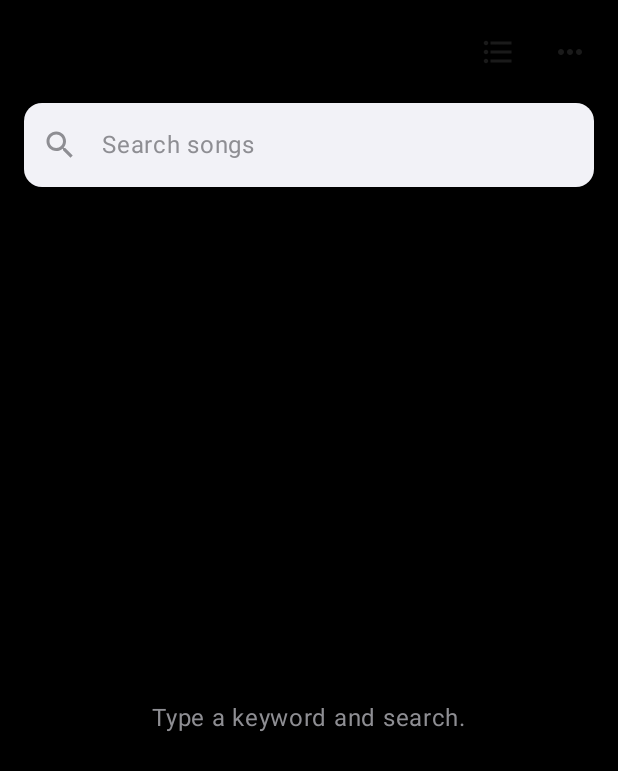
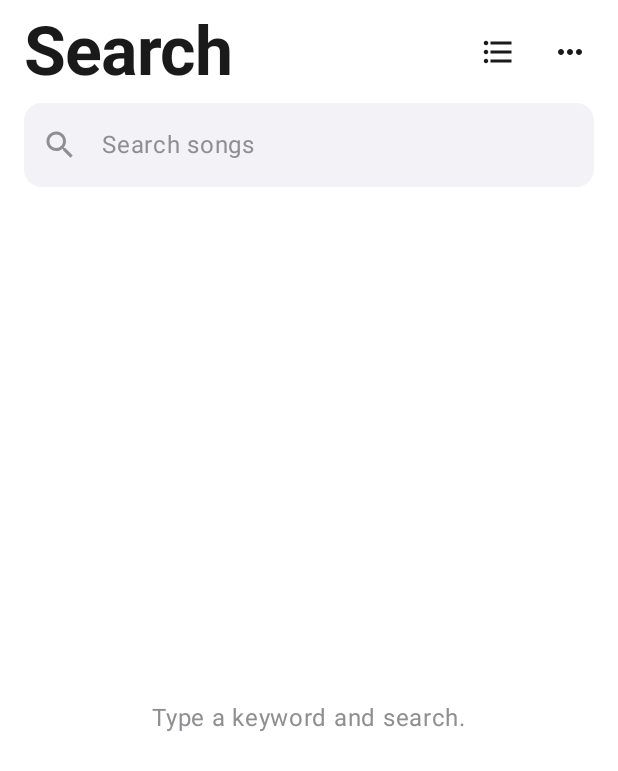
Before and after one commit to SiyuAn166/musique, an Android app built with Jetpack Compose: the screen it shows after launch (MainActivity), on a phone screen of 412 x 824 dp. Shown: the top 771 px of the screen. Run offline under Robolectric (Android 15) with nearby library versions, the phone set to English and light mode, and no system bars; pictures from the network do not load.

Commit message:
Force light theme (white window background, Surface, light system bars) and move debug log into the settings menu

```diff
--- a/app/src/main/java/com/siyu/musique/MainActivity.kt
+++ b/app/src/main/java/com/siyu/musique/MainActivity.kt
@@ -1,7 +1,9 @@
 package com.siyu.musique
 
+import android.graphics.Color
 import android.os.Bundle
 import androidx.activity.ComponentActivity
+import androidx.activity.SystemBarStyle
 import androidx.activity.compose.setContent
 import androidx.activity.enableEdgeToEdge
 import com.siyu.musique.core.logging.MusiqueLog
@@ -22,7 +24,12 @@ import com.siyu.musique.ui.MusiqueApp
 class MainActivity : ComponentActivity() {
     override fun onCreate(savedInstanceState: Bundle?) {
         super.onCreate(savedInstanceState)
-        enableEdgeToEdge()
+        // The app is forced light, so the system bars always use dark
+        // icons, even on phones set to dark mode.
+        enableEdgeToEdge(
+            statusBarStyle = SystemBarStyle.light(Color.TRANSPARENT, Color.TRANSPARENT),
+            navigationBarStyle = SystemBarStyle.light(Color.TRANSPARENT, Color.TRANSPARENT),
+        )
         AndroidLogSink.install()
         MusiqueLog.i("App", "Musique started")
         val repository = BiliDependencies.createSearchRepository(applicationContext)
--- a/app/src/main/java/com/siyu/musique/ui/MusiqueApp.kt
+++ b/app/src/main/java/com/siyu/musique/ui/MusiqueApp.kt
@@ -1,5 +1,8 @@
 package com.siyu.musique.ui
 
+import androidx.compose.foundation.layout.fillMaxSize
+import androidx.compose.material3.MaterialTheme
+import androidx.compose.material3.Surface
 import androidx.compose.runtime.Composable
 import androidx.compose.ui.Modifier
 import androidx.lifecycle.viewmodel.compose.viewModel
@@ -45,11 +48,17 @@ fun MusiqueApp(
     )
 
     MusiqueTheme {
-        NavHost(
-            navController = navController,
-            startDestination = "search",
-            modifier = modifier,
+        // The Surface paints the white background: without it the
+        // screens are transparent and the window background shows
+        // through, which is why the app looked black.
+        Surface(
+            color = MaterialTheme.colorScheme.background,
+            modifier = modifier.fillMaxSize(),
         ) {
+            NavHost(
+                navController = navController,
+                startDestination = "search",
+            ) {
             composable("search") {
                 SearchScreen(
                     viewModel = viewModel,
@@ -95,6 +104,7 @@ fun MusiqueApp(
                     onBack = { navController.popBackStack() },
                 )
             }
+            }
         }
     }
 }
--- a/app/src/main/java/com/siyu/musique/ui/SearchScreen.kt
+++ b/app/src/main/java/com/siyu/musique/ui/SearchScreen.kt
@@ -21,6 +21,8 @@ import androidx.compose.foundation.shape.RoundedCornerShape
 import androidx.compose.foundation.text.KeyboardActions
 import androidx.compose.foundation.text.KeyboardOptions
 import androidx.compose.material3.CircularProgressIndicator
+import androidx.compose.material3.DropdownMenu
+import androidx.compose.material3.DropdownMenuItem
 import androidx.compose.material3.ExperimentalMaterial3Api
 import androidx.compose.material3.HorizontalDivider
 import androidx.compose.material3.Icon
@@ -55,7 +57,8 @@ private const val LOAD_MORE_THRESHOLD = 3
 
 /**
  * Search screen: a large "Search" title, the list icon (playlists)
- * and three-dot icon (log) at the top right, a light-grey rounded
+ * and three-dot icon (settings menu, with the debug log inside) at
+ * the top right, a light-grey rounded
  * search field, and flat result rows with hairline dividers. Search
  * triggers on the keyboard search action and on tapping the
  * magnifier icon. Tapping a row plays it (cid fill + fresh play URL
@@ -84,6 +87,9 @@ fun SearchScreen(
     /** The track waiting for a playlist choice, or null when the chooser is closed. */
     var chooserTrack by remember { mutableStateOf<Track?>(null) }
 
+    /** Whether the settings (three-dot) menu is open. The debug log lives inside it. */
+    var settingsMenuExpanded by remember { mutableStateOf(false) }
+
     Column(
         modifier = modifier
             .fillMaxSize()
@@ -108,12 +114,26 @@ fun SearchScreen(
                     tint = MaterialTheme.colorScheme.onSurface,
                 )
             }
-            IconButton(onClick = onOpenLog) {
-                Icon(
-                    imageVector = MusiqueIcons.MoreHoriz,
-                    contentDescription = "Debug log",
-                    tint = MaterialTheme.colorScheme.onSurface,
-                )
+            Box {
+                IconButton(onClick = { settingsMenuExpanded = true }) {
+                    Icon(
+                        imageVector = MusiqueIcons.MoreHoriz,
+                        contentDescription = "Settings",
+                        tint = MaterialTheme.colorScheme.onSurface,
+                    )
+                }
+                DropdownMenu(
+                    expanded = settingsMenuExpanded,
+                    onDismissRequest = { settingsMenuExpanded = false },
+                ) {
+                    DropdownMenuItem(
+                        text = { Text("Debug log") },
+                        onClick = {
+                            settingsMenuExpanded = false
+                            onOpenLog()
+                        },
+                    )
+                }
             }
         }
 
--- a/app/src/main/res/values/themes.xml
+++ b/app/src/main/res/values/themes.xml
@@ -3,7 +3,7 @@
     <!-- Step 0 theme placeholder. The real look lives in the Compose
          MusiqueTheme (ui/theme/Theme.kt); this only styles the window
          behind the Compose content (splash background, status bar). -->
-    <style name="Theme.Musique" parent="android:Theme.Material.NoActionBar">
-        <item name="android:windowBackground">@android:color/black</item>
+    <style name="Theme.Musique" parent="android:Theme.Material.Light.NoActionBar">
+        <item name="android:windowBackground">@android:color/white</item>
     </style>
 </resources>
```
